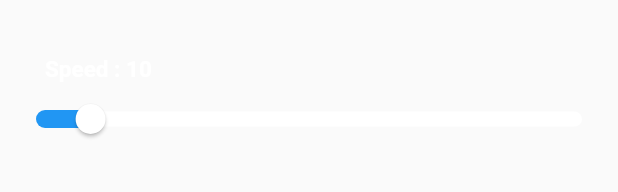
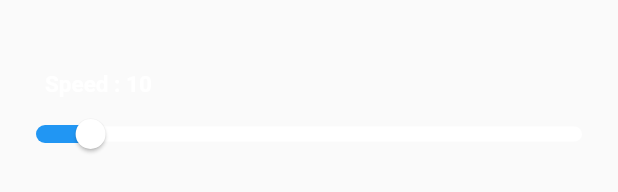
Before and after one commit to apt-get2Update/lionsbot_assesment, a Flutter app: the CustomInnerContent widget shown alone on an empty page, opened directly, on a phone screen of 412 x 824 dp. Shown: the part 130-322 px from the top of the screen. Run offline on Flutter 3.47's test engine with Material 2 defaults, Android fonts, the phone set to English and light mode, and no system bars; our stand-ins replace fluttertoast, get, simple_gradient_text, sqflite; accounts and stored records are empty.

```diff
--- a/lib/component/CustomInnerContent.dart
+++ b/lib/component/CustomInnerContent.dart
@@ -35,7 +35,7 @@ class _CustomInnerContentState extends State<CustomInnerContent> {
             SizedBox(height: 20),
             Row(children: [
               Padding(
-                  padding: EdgeInsets.fromLTRB(30, 20, 0, 0),
+                  padding: EdgeInsets.fromLTRB(30, 30, 0, 0),
                   child: Text(
                       "Speed : " + _currentSliderValue.round().toString(),
                       style: TextStyle(
```
Also changed, not shown: lib/component/joystick_view.dart (+7 -3 lines).
